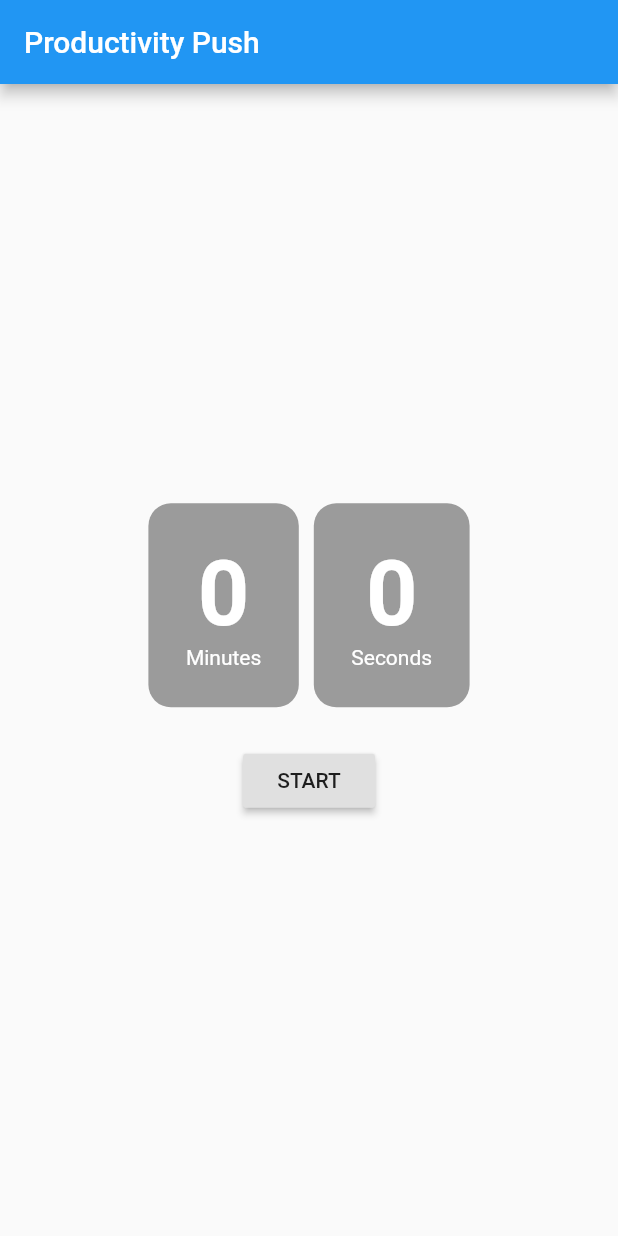
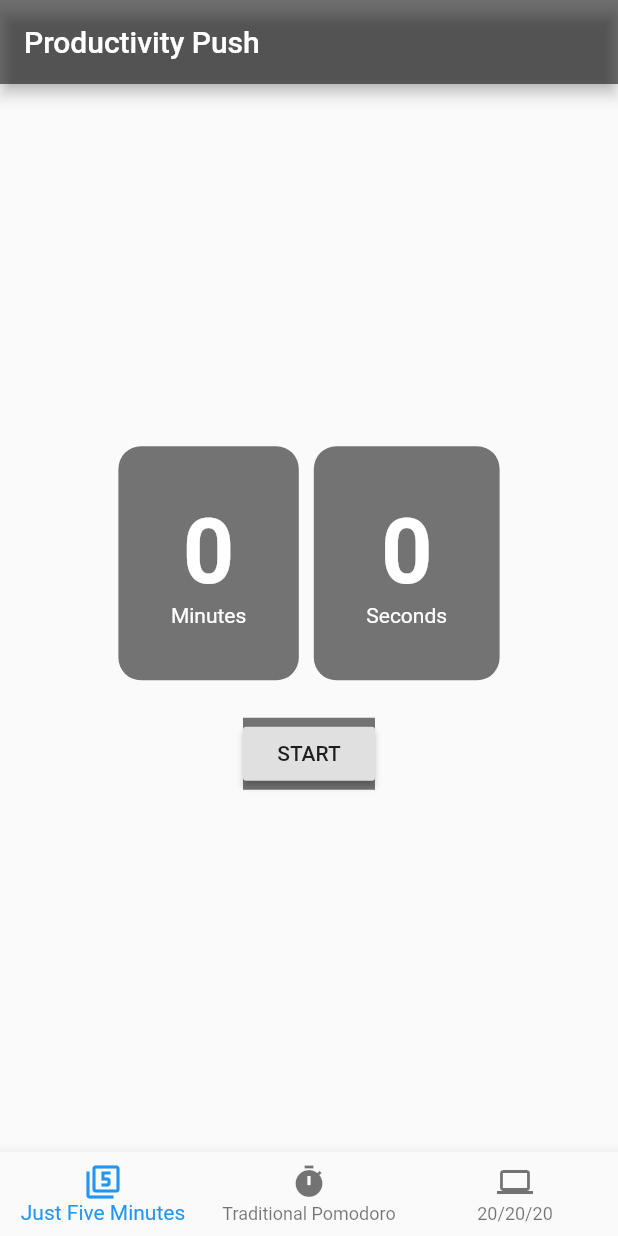
Before and after one commit to christopherchoe/productivity_app, a Flutter app: the screen it shows after launch, on a phone screen of 412 x 824 dp. Run offline on Flutter 3.47's test engine with Material 2 defaults, Android fonts, the phone set to English and light mode, and no system bars.

Commit message:
updated to have bottom navigation bar with color change

```diff
--- a/lib/time_container_page.dart
+++ b/lib/time_container_page.dart
@@ -1,19 +1,20 @@
 import 'package:flutter/material.dart';
 
 class CustomTimeContainer extends StatelessWidget {
-  CustomTimeContainer({this.label, this.value});
+  CustomTimeContainer({this.label, this.value, this.color});
 
   final String label;
   final String value;
+  final Color color;
 
   @override
   Widget build(BuildContext context) {
     return Container(
       margin: EdgeInsets.symmetric(horizontal: 5),
-      padding: EdgeInsets.all(25),
+      padding: EdgeInsets.all(35),
       decoration: new BoxDecoration(
         borderRadius: new BorderRadius.circular(15),
-        color: Colors.black38,
+        color: color
       ),
       child: Column(
         mainAxisSize: MainAxisSize.min,
--- a/lib/timer_page.dart
+++ b/lib/timer_page.dart
@@ -10,12 +10,33 @@ class TimerCustom extends StatefulWidget {
 }
 
 class TimerCustomState extends State<TimerCustom> {
+
   static const duration = const Duration(seconds:1);
 
   int secondsPassed = 0;
   bool isActive = false;
 
   Timer timer;
+
+  int navigationIndex = 0;
+
+  final List<Color> navigationColors = [
+    Colors.black54,
+    Colors.redAccent,
+    Colors.blueAccent
+  ];
+
+  final List<int> navigationTimes = [
+    300,
+    1500,
+    1200
+  ];
+
+  void onTabTapped(int index) {
+    setState(() {
+      navigationIndex = index;
+    });
+  }
 
   void incrementSecond() {
     if (isActive) {
@@ -44,6 +65,7 @@ class TimerCustomState extends State<TimerCustom> {
       home: Scaffold(
         appBar: AppBar(
           title: Text('Productivity Push'),
+          backgroundColor: navigationColors[navigationIndex],
         ),
         body: Center(
           child: Column(
@@ -53,13 +75,16 @@ class TimerCustomState extends State<TimerCustom> {
                 mainAxisAlignment: MainAxisAlignment.center,
                 children: <Widget>[
                   CustomTimeContainer(
-                      label: 'Minutes', value: minutes.toString()),
+                    label: 'Minutes', value: minutes.toString(),
+                      color: navigationColors[navigationIndex]),
                   CustomTimeContainer(
-                      label: 'Seconds', value: seconds.toString()),
+                    label: 'Seconds', value: seconds.toString(),
+                    color: navigationColors[navigationIndex]),
                 ],
               ),
               Container(
                 margin: EdgeInsets.only(top:25),
+                color: navigationColors[navigationIndex],
                 child: RaisedButton(
                   child: Text(isActive ? 'PAUSE' : 'START'),
                   onPressed: (){
@@ -72,6 +97,24 @@ class TimerCustomState extends State<TimerCustom> {
             ],
           ),
         ),
+        bottomNavigationBar: BottomNavigationBar(
+          onTap: onTabTapped,
+          currentIndex: navigationIndex, // this will be set when a new tab is tapped
+          items: [
+            BottomNavigationBarItem(
+              icon: new Icon(Icons.filter_5),
+              title: new Text('Just Five Minutes'),
+            ),
+            BottomNavigationBarItem(
+              icon: new Icon(Icons.timer),
+              title: new Text('Traditional Pomodoro'),
+            ),
+            BottomNavigationBarItem(
+                icon: Icon(Icons.laptop),
+                title: Text('20/20/20')
+            )
+          ],
+        ),
       ),
     );
   }
```
